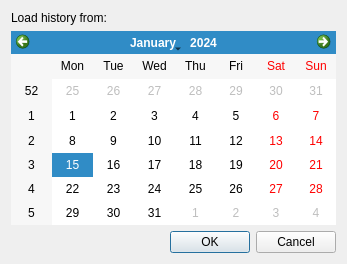
Old version of the form src/widget/form/loadhistorydialog.ui in the repository qTox/qTox.
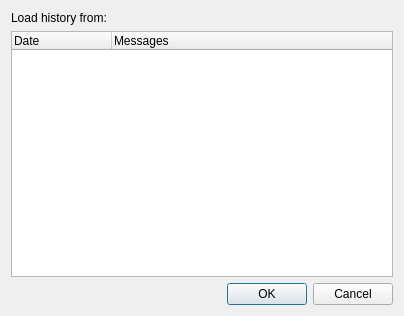
New version of the form.

Commit message:
feat(ui): list only dates with messages for search and load history
previously the whole date range was available, even if there were no
messages.

What changed in the file:
```diff
--- a/src/widget/form/loadhistorydialog.ui
+++ b/src/widget/form/loadhistorydialog.ui
@@ -6,8 +6,8 @@
    <rect>
     <x>0</x>
     <y>0</y>
-    <width>347</width>
-    <height>264</height>
+    <width>404</width>
+    <height>316</height>
    </rect>
   </property>
   <property name="windowTitle">
@@ -25,10 +25,29 @@
     </widget>
    </item>
    <item>
-    <widget class="QCalendarWidget" name="fromDate">
-     <property name="gridVisible">
-      <bool>false</bool>
+    <widget class="QTreeWidget" name="yearsTree">
+     <property name="selectionMode">
+      <enum>QAbstractItemView::SingleSelection</enum>
      </property>
+     <attribute name="headerCascadingSectionResizes">
+      <bool>false</bool>
+     </attribute>
+     <attribute name="headerShowSortIndicator" stdset="0">
+      <bool>false</bool>
+     </attribute>
+     <attribute name="headerStretchLastSection">
+      <bool>true</bool>
+     </attribute>
+     <column>
+      <property name="text">
+       <string>Date</string>
+      </property>
+     </column>
+     <column>
+      <property name="text">
+       <string>Messages</string>
+      </property>
+     </column>
     </widget>
    </item>
    <item>
```
The commit also changes 4 other files.
